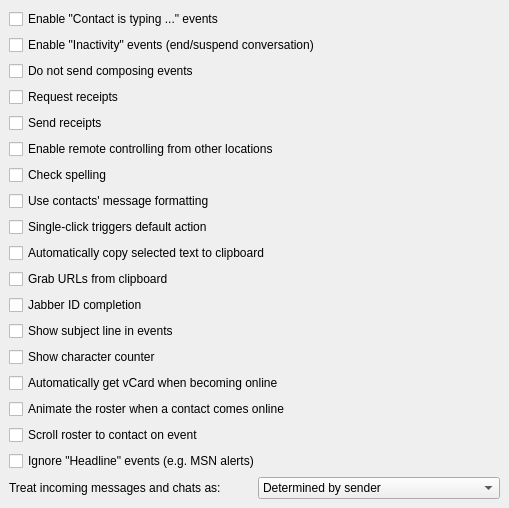
psi-plus/psi-plus-snapshots, file src/options/opt_advanced.ui: the form before one commit.
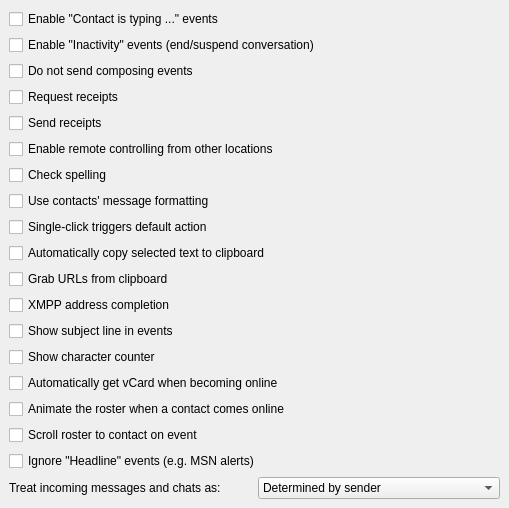
The form after the commit.

The edit to the form file:
```diff
--- a/src/options/opt_advanced.ui
+++ b/src/options/opt_advanced.ui
@@ -102,7 +102,7 @@
    <item>
     <widget class="QCheckBox" name="ck_jidComplete" >
      <property name="text" >
-      <string>Jabber ID completion</string>
+      <string>XMPP address completion</string>
      </property>
     </widget>
    </item>
```
